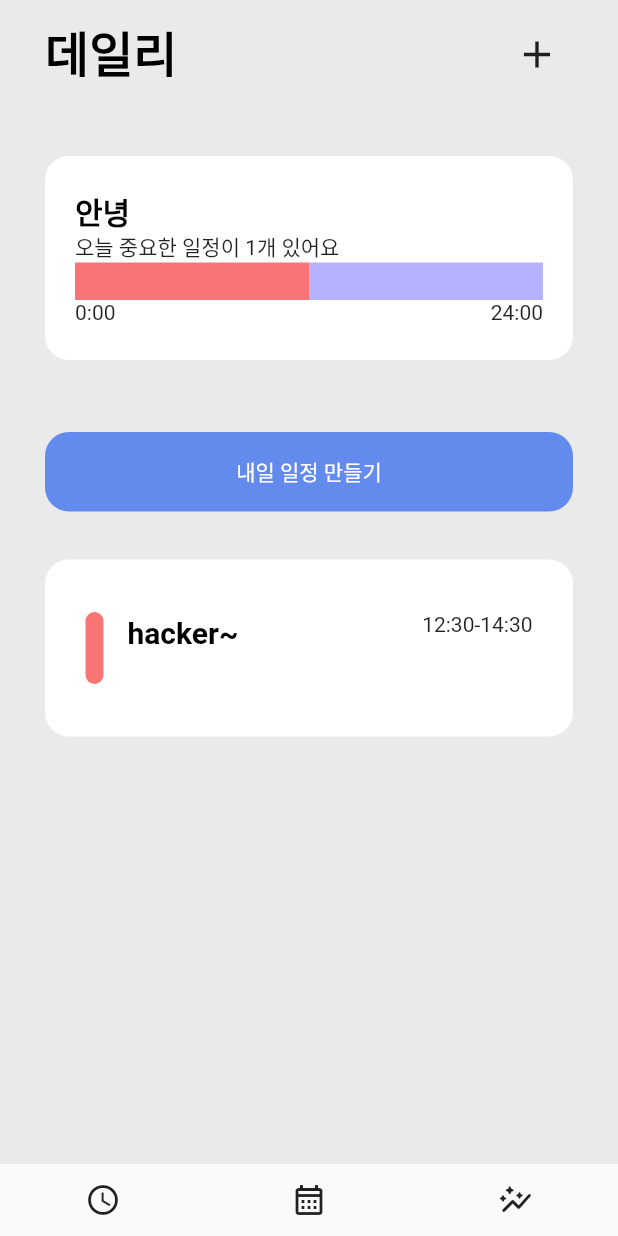
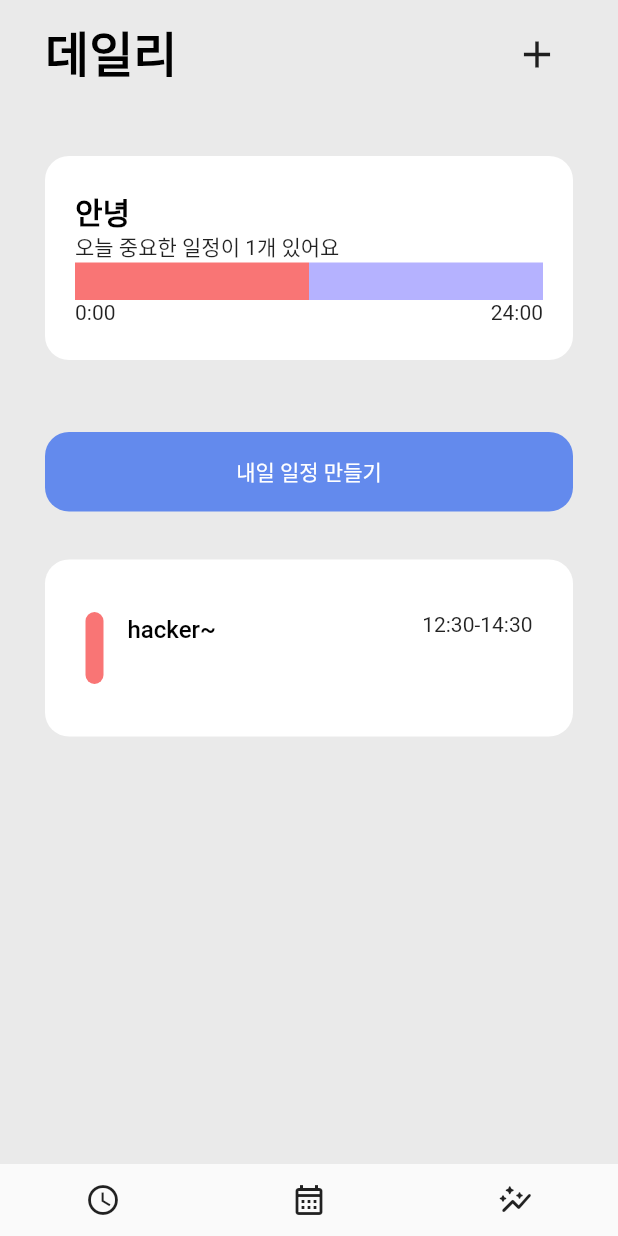
Before and after one commit to SPARCS-2023-StartUp-Hackathon-2/mybiseo-app, a Flutter app: the screen it shows after launch, on a phone screen of 412 x 824 dp. Run offline on Flutter 3.47's test engine with Material 2 defaults, Android fonts, the phone set to English and light mode, and no system bars; our stand-ins replace get, infinite_carousel, table_calendar, webview_flutter.

Commit message:
feat: UI-3

```diff
--- a/lib/assets/font.dart
+++ b/lib/assets/font.dart
@@ -21,15 +21,15 @@ class Font {
   );
   static TextStyle Headline = TextStyle(
     color: Colors.black,
-    fontSize: 20,
-    fontWeight: FontWeight.w600,
+    fontSize: 16,
+    fontWeight: FontWeight.w500,
     height: 42 / 32,
   );
   static TextStyle Body = TextStyle(
     color: Colors.black,
-    fontSize: 20,
+    fontSize: 16,
     fontWeight: FontWeight.w600,
-    height: 42 / 32,
+    height: 1.25,
   );
   static TextStyle BodySmall = TextStyle(
     color: Colors.black,
--- /dev/null
+++ b/lib/components/button.dart
@@ -0,0 +1,34 @@
+import 'package:flutter/material.dart';
+import 'package:mybiseo_app/assets/coloring.dart';
+
+class Button extends StatefulWidget {
+  const Button({Key? key, required this.title, required this.onTap})
+      : super(key: key);
+
+  final String title;
+  final Function() onTap;
+
+  @override
+  State<Button> createState() => _ButtonState();
+}
+
+class _ButtonState extends State<Button> {
+  @override
+  Widget build(BuildContext context) {
+    return GestureDetector(
+      onTap: widget.onTap,
+      child: Container(
+        width: double.infinity,
+        padding: EdgeInsets.symmetric(vertical: 16),
+        margin: EdgeInsets.symmetric(vertical: 16, horizontal: 30),
+        decoration: BoxDecoration(
+            color: Coloring.blue[30], borderRadius: BorderRadius.circular(16)),
+        alignment: Alignment.center,
+        child: Text(
+          widget.title,
+          style: TextStyle(color: Colors.white),
+        ),
+      ),
+    );
+  }
+}
--- /dev/null
+++ b/lib/data/remote_datasource.dart
@@ -0,0 +1 @@
+class RemoteDatasource {}
--- a/lib/ui/main_tab.dart
+++ b/lib/ui/main_tab.dart
@@ -1,8 +1,12 @@
 import 'package:flutter/material.dart';
+import 'package:get/get.dart';
+import 'package:get/get_navigation/get_navigation.dart';
 import 'package:intl/intl.dart';
 import 'package:mybiseo_app/assets/coloring.dart';
 import 'package:mybiseo_app/assets/font.dart';
 import 'package:mybiseo_app/assets/strings.dart';
+import 'package:mybiseo_app/components/button.dart';
+import 'package:mybiseo_app/ui/evaluation_screen.dart';
 
 class MainTab extends StatefulWidget {
   const MainTab({Key? key}) : super(key: key);
@@ -74,18 +78,11 @@ class _MainTabState extends State<MainTab> {
               ],
             ),
           ),
-          Container(
-            width: double.infinity,
-            padding: EdgeInsets.symmetric(vertical: 16),
-            margin: EdgeInsets.symmetric(vertical: 16, horizontal: 30),
-            decoration: BoxDecoration(
-                color: Coloring.blue[30],
-                borderRadius: BorderRadius.circular(16)),
-            alignment: Alignment.center,
-            child: Text(
-              "내일 일정 만들기",
-              style: TextStyle(color: Colors.white),
-            ),
+          Button(
+            title: "내일 일정 만들기",
+            onTap: () {
+              Get.to(EvaluationScreen());
+            },
           ),
           DailyCalendar(),
         ],
--- a/pubspec.yaml
+++ b/pubspec.yaml
@@ -40,6 +40,9 @@ dependencies:
   get: ^4.6.5
   intl: ^0.18.0
   table_calendar: ^3.0.9
+  dio: ^4.0.6
+  infinite_carousel: ^1.0.2
+  carousel_slider: ^4.2.1
 
 dev_dependencies:
   flutter_test:
```
Also changed, not shown: lib/ui/evaluation_screen.dart (added, +120 -0 lines), lib/ui/scheduling_screen.dart (added, +125 -0 lines), pubspec.lock.
